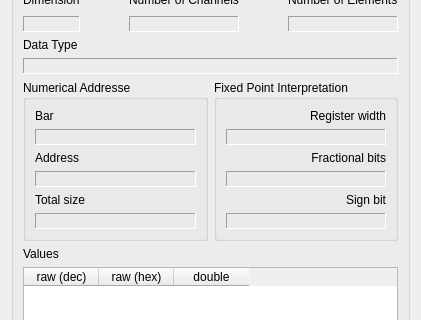
This is src/PropertiesWidgetForm.ui in ChimeraTK/QtHardMon as Qt 5 draws it before an edit; both pictures show x 0 to 421 and y 92 to 412 of the 421 by 669 pixel window. The edited form follows.
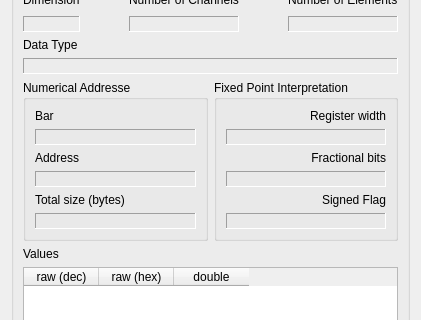
This is the edited form.

Commit message: added fixed point and numerically addressed info

Patch:
```diff
--- a/src/PropertiesWidgetForm.ui
+++ b/src/PropertiesWidgetForm.ui
@@ -270,7 +270,7 @@
            <item>
             <widget class="QLabel" name="registerSizeLabel">
              <property name="text">
-              <string>Total size</string>
+              <string>Total size (bytes)</string>
              </property>
             </widget>
            </item>
@@ -298,6 +298,12 @@
         </item>
         <item>
          <widget class="QGroupBox" name="fixedPointGroupBox">
+          <property name="sizePolicy">
+           <sizepolicy hsizetype="Expanding" vsizetype="Preferred">
+            <horstretch>0</horstretch>
+            <verstretch>0</verstretch>
+           </sizepolicy>
+          </property>
           <property name="title">
            <string>Fixed Point Interpretation</string>
           </property>
@@ -384,7 +390,7 @@
               <locale language="English" country="UnitedStates"/>
              </property>
              <property name="text">
-              <string>&lt;html&gt;&lt;head/&gt;&lt;body&gt;&lt;p&gt;Sign bit&lt;/p&gt;&lt;/body&gt;&lt;/html&gt;</string>
+              <string>&lt;html&gt;&lt;head/&gt;&lt;body&gt;&lt;p&gt;Signed Flag&lt;/p&gt;&lt;/body&gt;&lt;/html&gt;</string>
              </property>
              <property name="alignment">
               <set>Qt::AlignRight|Qt::AlignTrailing|Qt::AlignVCenter</set>
```
Left out of the diff: 26 changed lines with no effect on the pictures. The commit also changes 2 other files.
